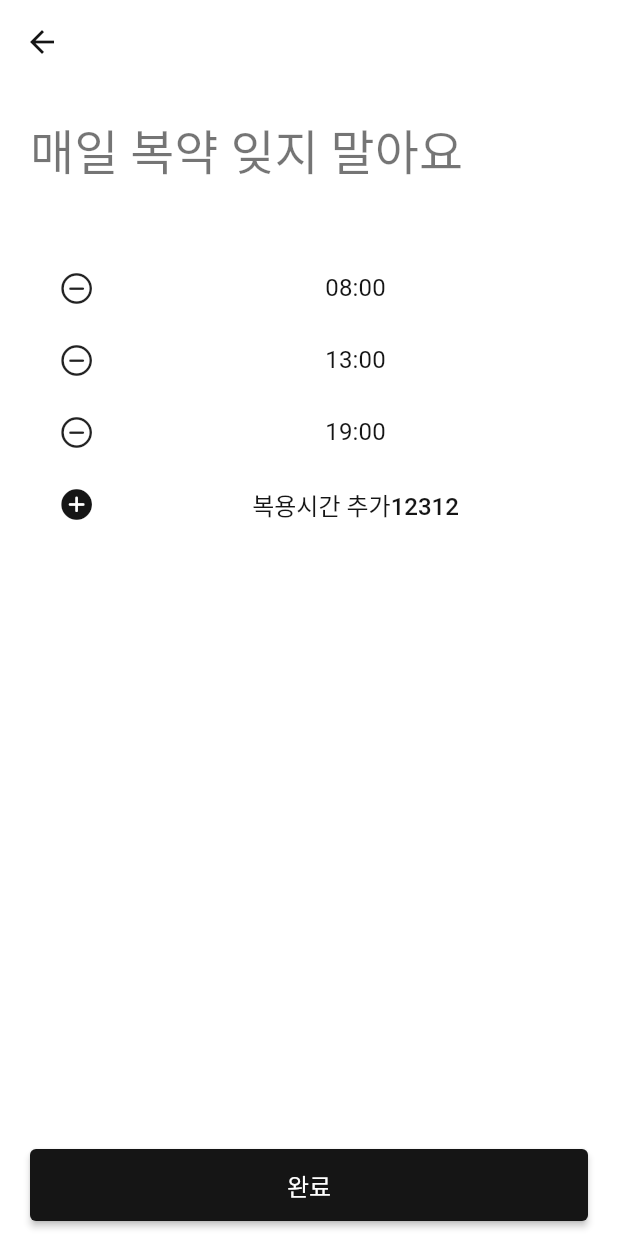
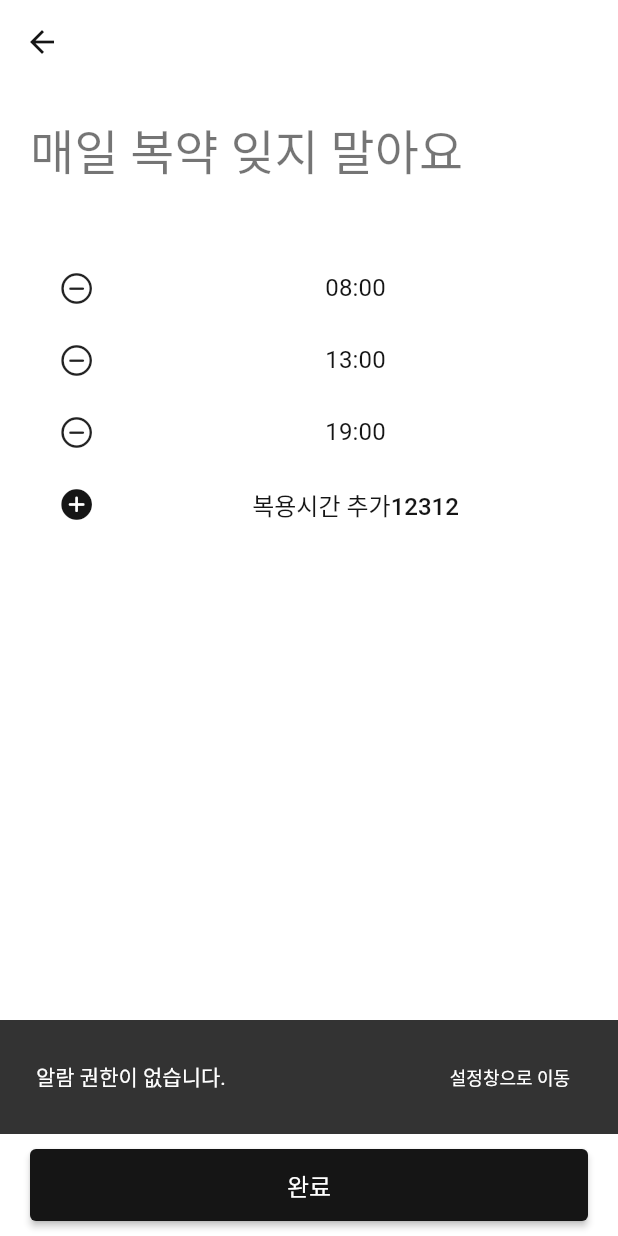
Before and after one commit to SHT-3756/fastcampus_practice, a Flutter app: the AddAlarmPage screen opened directly with empty values, after a tap on "완료", on a phone screen of 412 x 824 dp. Run offline on Flutter 3.47's test engine with Material 2 defaults, Android fonts, the phone set to English and light mode, and no system bars; our stand-ins replace flutter_easyloading, flutter_local_notifications, flutter_native_timezone, fluttertoast, hive, hive_flutter and 4 more; missing offline and left inert: dart:ffi; accounts and stored records are empty; Roboto replaces fonts that are missing (GmarketSansTTF).

Commit message:
feat: add_alram_page.dart_알람권한이 없으면 SnackBar()위젯 출력

```diff
--- a/flutter_application_heetae/lib/pages/add_medicine/add_alarm_page.dart
+++ b/flutter_application_heetae/lib/pages/add_medicine/add_alarm_page.dart
@@ -10,6 +10,7 @@ import 'package:flutter_application_heetae/components/custom_widget.dart';
 import 'package:flutter_application_heetae/pages/add_medicine/add_medicine_page.dart';
 import 'package:flutter_application_heetae/services/add_medicine_service.dart';
 import 'package:intl/intl.dart';
+import 'package:permission_handler/permission_handler.dart';
 
 import 'components/add_page_widget.dart';
 
@@ -57,7 +58,21 @@ class _AddAlarmPageState extends State<AddAlarmPage> {
         // Text(medicineName),
       ]),
       bottomNavigationBar: BottomSubmitButton(
-        onPressed: () {},
+        onPressed: () {
+          // 1. 알람 추가
+          ScaffoldMessenger.of(context).showSnackBar(SnackBar(
+              duration: Duration(seconds: 3),
+              content: Row(
+                mainAxisAlignment: MainAxisAlignment.spaceBetween,
+                children: const [
+                  Text('알람 권한이 없습니다.'),
+                  TextButton(
+                      onPressed: openAppSettings, child: Text('설정창으로 이동'))
+                ],
+              )));
+          // 2. 이미지 저장 (로컬)
+          // 3. medicine model 추가 (로컬, hive)
+        },
         text: '완료',
       ),
     );
--- a/flutter_application_heetae/lib/pages/add_medicine/add_medicine_page.dart
+++ b/flutter_application_heetae/lib/pages/add_medicine/add_medicine_page.dart
@@ -159,6 +159,8 @@ class _MedicineImageButtonState extends State<MedicineImageButton> {
       }
       // xFile 이 없으면 pop 해줘라!
       Navigator.maybePop(context);
+    }).onError((error, stackTrace) {
+      // show setting
     });
   }
 }
```
